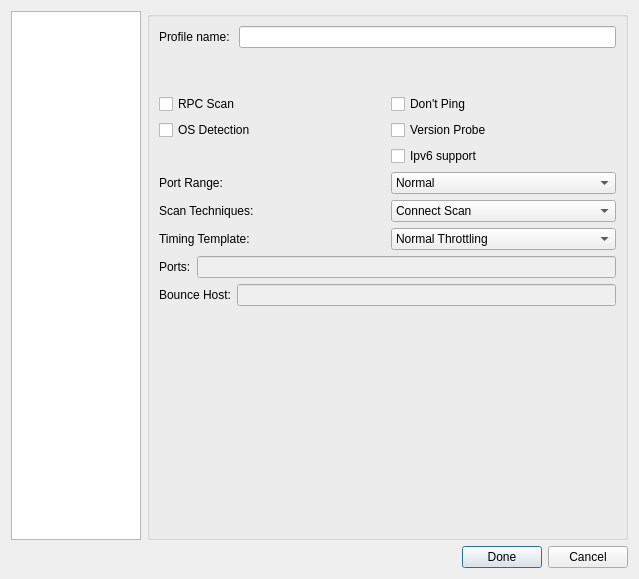
Old version of the form src/app/profiler/profilerdialog.ui in the repository nmapsi4/nmapsi4.
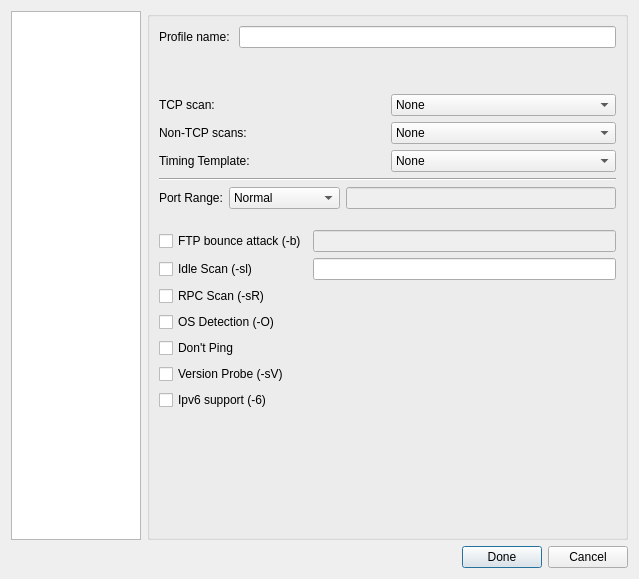
New version of the form. Icons and pictures are not drawn.

Commit message: updated scan options (new option and new layout)..

Patch:
```diff
--- a/src/app/profiler/profilerdialog.ui
+++ b/src/app/profiler/profilerdialog.ui
@@ -89,46 +89,123 @@
               <string/>
              </property>
              <layout class="QGridLayout" name="gridLayout">
-              <item row="2" column="0">
-               <layout class="QGridLayout" name="gridLayout_3">
-                <item row="0" column="1">
-                 <widget class="QCheckBox" name="notpingBox">
+              <item row="0" column="0" colspan="2">
+               <layout class="QHBoxLayout" name="horizontalLayout_4">
+                <item>
+                 <widget class="QLabel" name="label">
                   <property name="text">
-                   <string>Don't Ping</string>
+                   <string>Profile name: </string>
                   </property>
                  </widget>
                 </item>
-                <item row="0" column="0">
-                 <widget class="QCheckBox" name="rpcBox">
+                <item>
+                 <widget class="QLineEdit" name="profileNameLine"/>
+                </item>
+               </layout>
+              </item>
+              <item row="1" column="0">
+               <spacer name="verticalSpacer_8">
+                <property name="orientation">
+                 <enum>Qt::Vertical</enum>
+                </property>
+                <property name="sizeType">
+                 <enum>QSizePolicy::Fixed</enum>
+                </property>
+                <property name="sizeHint" stdset="0">
+                 <size>
+                  <width>20</width>
+                  <height>40</height>
+                 </size>
+                </property>
+               </spacer>
+              </item>
+              <item row="2" column="0" colspan="2">
+               <layout class="QHBoxLayout" name="horizontalLayout_12">
+                <item>
+                 <widget class="QLabel" name="label_8">
                   <property name="text">
-                   <string>RPC Scan</string>
+                   <string>TCP scan:</string>
                   </property>
                  </widget>
                 </item>
-                <item row="1" column="0">
-                 <widget class="QCheckBox" name="checkOS">
-                  <property name="text">
-                   <string>OS Detection</string>
+                <item>
+                 <widget class="QComboBox" name="comboScanTcp">
+                  <property name="mouseTracking">
+                   <bool>true</bool>
                   </property>
+                  <property name="maxVisibleItems">
+                   <number>20</number>
+                  </property>
+                  <item>
+                   <property name="text">
+                    <string>None</string>
+                   </property>
+                  </item>
+                  <item>
+                   <property name="text">
+                    <string>TCP Connect Scan (-sT)</string>
+                   </property>
+                  </item>
+                  <item>
+                   <property name="text">
+                    <string>Ping Sweep (-sP)</string>
+                   </property>
+                  </item>
                  </widget>
                 </item>
-                <item row="1" column="1">
-                 <widget class="QCheckBox" name="versionBox">
+               </layout>
+              </item>
+              <item row="4" column="0" colspan="2">
+               <layout class="QHBoxLayout" name="horizontalLayout_17">
+                <item>
+                 <widget class="QLabel" name="label_10">
                   <property name="text">
-                   <string>Version Probe</string>
+                   <string>Timing Template:</string>
                   </property>
                  </widget>
                 </item>
-                <item row="2" column="1">
-                 <widget class="QCheckBox" name="checkIpv6">
-                  <property name="text">
-                   <string>Ipv6 support</string>
-                  </property>
+                <item>
+                 <widget class="QComboBox" name="comboTiming">
+                  <item>
+                   <property name="text">
+                    <string>None</string>
+                   </property>
+                  </item>
+                  <item>
+                   <property name="text">
+                    <string>Paranoid Throttling (-T0)</string>
+                   </property>
+                  </item>
+                  <item>
+                   <property name="text">
+                    <string>Sneaky Throttling (-T1)</string>
+                   </property>
+                  </item>
+                  <item>
+                   <property name="text">
+                    <string>Polite Throttling (-T2)</string>
+                   </property>
+                  </item>
+                  <item>
+                   <property name="text">
+                    <string>Normal Throttling (-T3)</string>
+                   </property>
+                  </item>
+                  <item>
+                   <property name="text">
+                    <string>Aggressive Throttling (-T4)</string>
+                   </property>
+                  </item>
+                  <item>
+                   <property name="text">
+                    <string>Insane Throttling (-T5)</string>
+                   </property>
+                  </item>
                  </widget>
                 </item>
                </layout>
               </item>
-              <item row="3" column="0">
+              <item row="7" column="0" colspan="2">
                <layout class="QHBoxLayout" name="horizontalLayout_13">
                 <item>
                  <widget class="QLabel" name="label_9">
@@ -173,103 +250,6 @@
                   </item>
                  </widget>
                 </item>
-               </layout>
-              </item>
-              <item row="4" column="0">
-               <layout class="QHBoxLayout" name="horizontalLayout_12">
-                <item>
-                 <widget class="QLabel" name="label_8">
-                  <property name="text">
-                   <string>Scan Techniques:</string>
-                  </property>
-                 </widget>
-                </item>
-                <item>
-                 <widget class="QComboBox" name="comboScan">
-                  <property name="mouseTracking">
-                   <bool>true</bool>
-                  </property>
-                  <property name="maxVisibleItems">
-                   <number>20</number>
-                  </property>
-                  <item>
-                   <property name="text">
-                    <string>Connect Scan</string>
-                   </property>
-                  </item>
-                  <item>
-                   <property name="text">
-                    <string>Ping Sweep</string>
-                   </property>
-                  </item>
-                  <item>
-                   <property name="text">
-                    <string>Host List</string>
-                   </property>
-                  </item>
-                  <item>
-                   <property name="text">
-                    <string>FTP Bounce Attack</string>
-                   </property>
-                  </item>
-                 </widget>
-                </item>
-               </layout>
-              </item>
-              <item row="5" column="0">
-               <layout class="QHBoxLayout" name="horizontalLayout_17">
-                <item>
-                 <widget class="QLabel" name="label_10">
-                  <property name="text">
-                   <string>Timing Template:</string>
-                  </property>
-                 </widget>
-                </item>
-                <item>
-                 <widget class="QComboBox" name="comboTiming">
-                  <item>
-                   <property name="text">
-                    <string>Normal Throttling</string>
-                   </property>
-                  </item>
-                  <item>
-                   <property name="text">
-                    <string>Paranoid Throttling</string>
-                   </property>
-                  </item>
-                  <item>
-                   <property name="text">
-                    <string>Sneaky Throttling</string>
-                   </property>
-                  </item>
-                  <item>
-                   <property name="text">
-                    <string>Polite Throttling</string>
-                   </property>
-                  </item>
-                  <item>
-                   <property name="text">
-                    <string>Aggressive Throttling</string>
-                   </property>
-                  </item>
-                  <item>
-                   <property name="text">
-                    <string>Insane Throttling</string>
-                   </property>
-                  </item>
-                 </widget>
-                </item>
-               </layout>
-              </item>
-              <item row="6" column="0">
-               <layout class="QHBoxLayout" name="horizontalLayout_14">
-                <item>
-                 <widget class="QLabel" name="label_38">
-                  <property name="text">
-                   <string>Ports:</string>
-                  </property>
-                 </widget>
-                </item>
                 <item>
                  <widget class="QLineEdit" name="portEdit">
                   <property name="enabled">
@@ -279,25 +259,83 @@
                 </item>
                </layout>
               </item>
-              <item row="7" column="0">
-               <layout class="QHBoxLayout" name="horizontalLayout_15">
-                <item>
-                 <widget class="QLabel" name="label_39">
+              <item row="8" column="0" colspan="2">
+               <layout class="QGridLayout" name="gridLayout_3">
+                <item row="3" column="0">
+                 <widget class="QCheckBox" name="rpcBox">
                   <property name="text">
-                   <string>Bounce Host:</string>
+                   <string>RPC Scan (-sR)</string>
                   </property>
                  </widget>
                 </item>
-                <item>
+                <item row="4" column="0">
+                 <widget class="QCheckBox" name="checkOS">
+                  <property name="text">
+                   <string>OS Detection (-O)</string>
+                  </property>
+                 </widget>
+                </item>
+                <item row="5" column="0">
+                 <widget class="QCheckBox" name="notpingBox">
+                  <property name="text">
+                   <string>Don't Ping</string>
+                  </property>
+                 </widget>
+                </item>
+                <item row="6" column="0">
+                 <widget class="QCheckBox" name="versionBox">
+                  <property name="text">
+                   <string>Version Probe (-sV)</string>
+                  </property>
+                 </widget>
+                </item>
+                <item row="7" column="0">
+                 <widget class="QCheckBox" name="checkIpv6">
+                  <property name="text">
+                   <string>Ipv6 support (-6)</string>
+                  </property>
+                 </widget>
+                </item>
+                <item row="1" column="0">
+                 <widget class="QCheckBox" name="checkFtpBounce">
+                  <property name="text">
+                   <string>FTP bounce attack (-b)</string>
+                  </property>
+                 </widget>
+                </item>
+                <item row="1" column="2">
                  <widget class="QLineEdit" name="bounceEdit">
                   <property name="enabled">
                    <bool>false</bool>
                   </property>
                  </widget>
                 </item>
+                <item row="0" column="0">
+                 <spacer name="verticalSpacer_4">
+                  <property name="orientation">
+                   <enum>Qt::Vertical</enum>
+                  </property>
+                  <property name="sizeHint" stdset="0">
+                   <size>
+                    <width>20</width>
+                    <height>15</height>
+                   </size>
+                  </property>
+                 </spacer>
+                </item>
+                <item row="2" column="0">
+                 <widget class="QCheckBox" name="checkIdleScan">
+                  <property name="text">
+                   <string>Idle Scan (-sl)</string>
+                  </property>
+                 </widget>
+                </item>
+                <item row="2" column="2">
+                 <widget class="QLineEdit" name="lineIdleScan"/>
+                </item>
                </layout>
               </item>
-              <item row="9" column="0">
+              <item row="10" column="0" colspan="2">
                <spacer name="verticalSpacer">
                 <property name="orientation">
                  <enum>Qt::Vertical</enum>
@@ -310,35 +348,37 @@
                 </property>
                </spacer>
               </item>
-              <item row="0" column="0">
-               <layout class="QHBoxLayout" name="horizontalLayout_4">
+              <item row="3" column="0" colspan="2">
+               <layout class="QHBoxLayout" name="horizontalLayout_5">
                 <item>
-                 <widget class="QLabel" name="label">
+                 <widget class="QLabel" name="label_2">
                   <property name="text">
-                   <string>Profile name: </string>
+                   <string>Non-TCP scans:</string>
                   </property>
                  </widget>
                 </item>
                 <item>
-                 <widget class="QLineEdit" name="profileNameLine"/>
+                 <widget class="QComboBox" name="comboScanNonTcp">
+                  <item>
+                   <property name="text">
+                    <string>None</string>
+                   </property>
+                  </item>
+                  <item>
+                   <property name="text">
+                    <string>List Scan (-sL)</string>
+                   </property>
+                  </item>
+                 </widget>
                 </item>
                </layout>
               </item>
-              <item row="1" column="0">
-               <spacer name="verticalSpacer_8">
+              <item row="6" column="0" colspan="2">
+               <widget class="Line" name="line">
                 <property name="orientation">
-                 <enum>Qt::Vertical</enum>
+                 <enum>Qt::Horizontal</enum>
                 </property>
-                <property name="sizeType">
-                 <enum>QSizePolicy::Fixed</enum>
-                </property>
-                <property name="sizeHint" stdset="0">
-                 <size>
-                  <width>20</width>
-                  <height>40</height>
-                 </size>
-                </property>
-               </spacer>
+               </widget>
               </item>
              </layout>
             </widget>
```
The commit also changes 2 other files.
